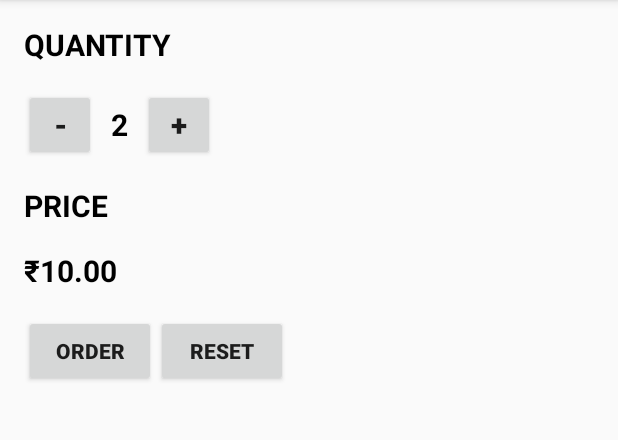
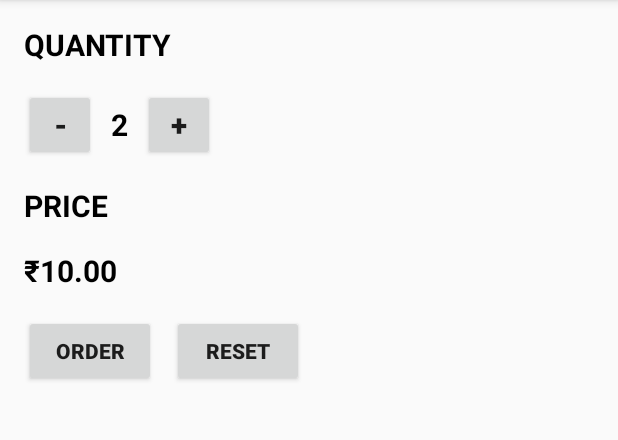
Before and after one commit to Crazzi-Boii/JustJava, an Android app: the screen it shows after launch (MainActivity), on a phone screen of 412 x 824 dp, the part 84-524 px from its top. Run offline under Robolectric (Android 15) with nearby library versions, the phone set to English and light mode, and no system bars.

Commit message:
Final and closed

```diff
--- a/app/src/main/res/layout/activity_main.xml
+++ b/app/src/main/res/layout/activity_main.xml
@@ -2,8 +2,7 @@
 <LinearLayout xmlns:android="http://schemas.android.com/apk/res/android"
     android:layout_width="match_parent"
     android:layout_height="match_parent"
-    android:layout_marginStart="16dp"
-    android:layout_marginTop="16dp"
+    android:layout_margin="16dp"
     android:orientation="vertical">
 
     <TextView
@@ -18,7 +17,8 @@
     <LinearLayout
         android:layout_width="match_parent"
         android:layout_height="wrap_content"
-        android:layout_marginTop="16dp">
+        android:layout_marginTop="16dp"
+        >
 
         <Button
             android:layout_width="48dp"
@@ -71,22 +71,23 @@
 
     <LinearLayout
         android:layout_width="match_parent"
-        android:layout_height="wrap_content">
+        android:layout_height="wrap_content"
+        android:layout_marginTop="16dp">
 
         <Button
             android:layout_width="wrap_content"
             android:layout_height="wrap_content"
-            android:layout_marginTop="16dp"
             android:onClick="submitOrder"
             android:text="@string/Order"
-            android:textStyle="bold" />
+            android:textStyle="bold"
+            android:layout_marginEnd="5dp"/>
 
         <Button
             android:layout_width="wrap_content"
             android:layout_height="wrap_content"
-            android:layout_marginTop="16dp"
             android:onClick="resetAll"
             android:text="@string/Reset"
+            android:layout_marginStart="5dp"
             android:textStyle="bold" />
     </LinearLayout>
 </LinearLayout>
```
